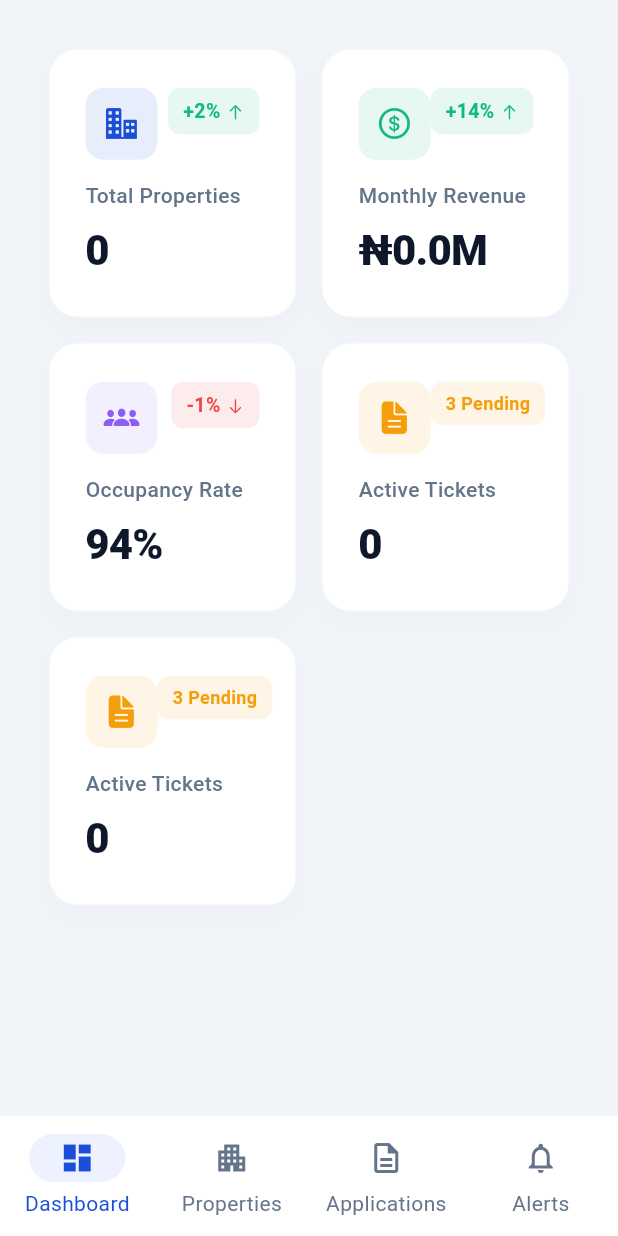
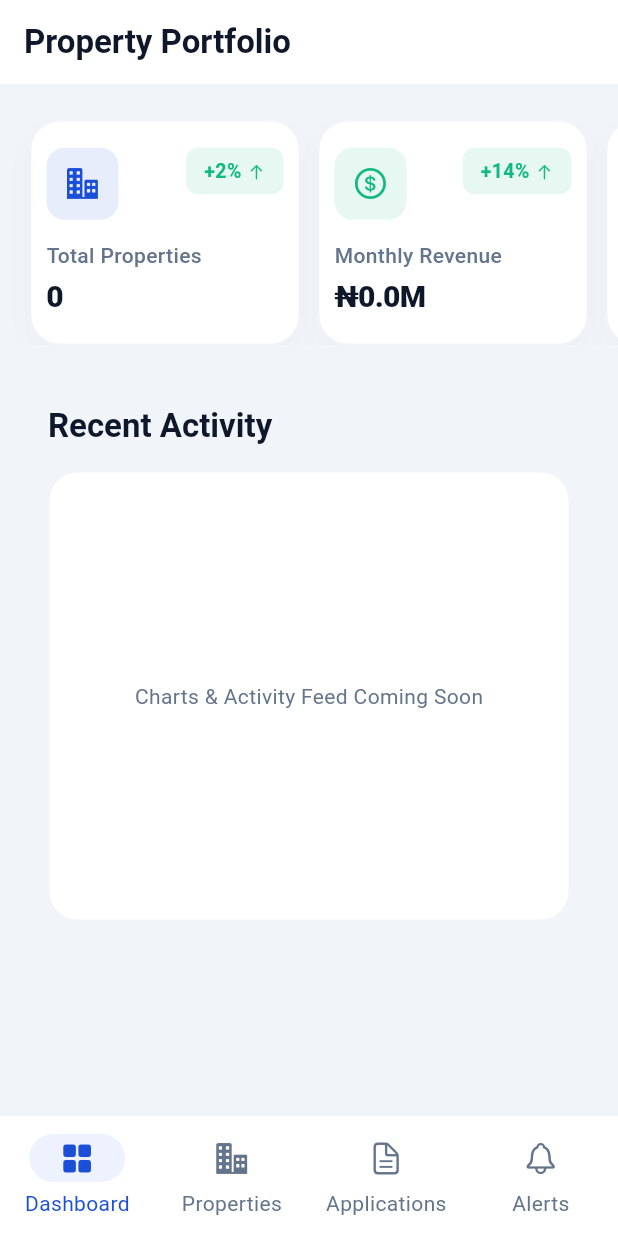
Before and after one commit to jerryfemi/property_management_app, a Flutter app: the AdminDashboardScreen screen opened by its route, on a phone screen of 412 x 824 dp. Run offline on Flutter 3.47's test engine with Material 3 defaults, Android fonts, the phone set to English and light mode, and no system bars; our stand-ins replace cached_network_image, cloud_firestore, device_preview, firebase_auth, firebase_core, firebase_storage and 13 more; missing offline and left inert: cupertino_native; accounts and stored records are empty.

Commit message:
little responsive fixes

```diff
--- a/lib/core/features/admin/ui/dashboard_screen.dart
+++ b/lib/core/features/admin/ui/dashboard_screen.dart
@@ -10,33 +10,101 @@ class AdminDashboardScreen extends ConsumerWidget {
   @override
   Widget build(BuildContext context, WidgetRef ref) {
     final appColors = context.appColors;
-
-    // Now the UI only watches one provider for all the stats!
     final stats = ref.watch(dashboardStatsProvider);
+    final isMobile = MediaQuery.of(context).size.width < 600;
 
     return Scaffold(
+      appBar: isMobile
+          ? AppBar(
+              title: Text(
+                'Property Portfolio',
+                style: Theme.of(
+                  context,
+                ).textTheme.titleLarge?.copyWith(fontWeight: .bold),
+              ),
+              centerTitle: false,
+            )
+          : null,
       backgroundColor: appColors.background,
       body: SingleChildScrollView(
-        padding: const EdgeInsets.all(32),
         child: Column(
           crossAxisAlignment: CrossAxisAlignment.start,
           children: [
-            GridView.builder(
+            const SizedBox(height: 24),
+
+            // --- Stats Section ---
+            if (isMobile)
+              // Horizontal Swiper for Mobile (More compact & no overflow)
+              SizedBox(
+                height: 150,
+                child: ListView.separated(
+                  scrollDirection: Axis.horizontal,
+                  padding: const EdgeInsets.symmetric(horizontal: 20),
+                  itemCount: stats.length,
+                  separatorBuilder: (context, index) =>
+                      const SizedBox(width: 12),
+                  itemBuilder: (context, index) => SizedBox(
+                    width: 180,
+                    child: AdminStatCard(model: stats[index]),
+                  ),
+                ),
+              )
+            else
+              // Adaptive Grid for Tablet/Desktop
+              Padding(
+                padding: const EdgeInsets.symmetric(horizontal: 32),
+                child: GridView.builder(
                   shrinkWrap: true,
                   physics: const NeverScrollableScrollPhysics(),
                   gridDelegate: const SliverGridDelegateWithMaxCrossAxisExtent(
                     maxCrossAxisExtent: 300,
-                crossAxisSpacing: 16,
-                mainAxisSpacing: 16,
+                    crossAxisSpacing: 20,
+                    mainAxisSpacing: 20,
                     mainAxisExtent: 180,
                   ),
                   itemCount: stats.length,
                   itemBuilder: (context, index) =>
                       AdminStatCard(model: stats[index]),
                 ),
+              ),
 
             const SizedBox(height: 40),
-            // More dashboard content can go here
+
+            // --- Placeholder for Charts/Tables ---
+            Padding(
+              padding: const EdgeInsets.symmetric(horizontal: 32),
+              child: Column(
+                crossAxisAlignment: CrossAxisAlignment.start,
+                children: [
+                  Text(
+                    'Recent Activity',
+                    style: Theme.of(context).textTheme.titleLarge?.copyWith(
+                      fontWeight: FontWeight.bold,
+                    ),
+                  ),
+                  const SizedBox(height: 16),
+                  Container(
+                    height: 300,
+                    width: double.infinity,
+                    decoration: BoxDecoration(
+                      color: appColors.surface,
+                      borderRadius: BorderRadius.circular(20),
+                      border: Border.all(
+                        color: appColors.border.withValues(alpha: 0.5),
+                      ),
+                    ),
+                    child: Center(
+                      child: Text(
+                        'Charts & Activity Feed Coming Soon',
+                        style: TextStyle(color: appColors.muted),
+                      ),
+                    ),
+                  ),
+                ],
+              ),
+            ),
+
+            const SizedBox(height: 32),
           ],
         ),
       ),
--- a/lib/core/features/admin/ui/widgets/admin_stat_card.dart
+++ b/lib/core/features/admin/ui/widgets/admin_stat_card.dart
@@ -13,8 +13,10 @@ class AdminStatCard extends StatelessWidget {
     final theme = Theme.of(context);
     final appColors = context.appColors;
 
+    final isMobile = MediaQuery.of(context).size.width < 600;
+
     return Container(
-      padding: const EdgeInsets.all(24),
+      padding: EdgeInsets.all(isMobile ? 10 : 24),
       decoration: BoxDecoration(
         color: appColors.surface,
         borderRadius: BorderRadius.circular(20),
@@ -29,7 +31,7 @@ class AdminStatCard extends StatelessWidget {
       ),
       child: Column(
         crossAxisAlignment: CrossAxisAlignment.start,
-        mainAxisAlignment: .center,
+        mainAxisAlignment: MainAxisAlignment.center,
         children: [
           Row(
             mainAxisAlignment: MainAxisAlignment.spaceBetween,
@@ -37,7 +39,7 @@ class AdminStatCard extends StatelessWidget {
             children: [
               // Icon Container
               Container(
-                padding: const EdgeInsets.all(12),
+                padding: EdgeInsets.all(12),
                 decoration: BoxDecoration(
                   color: model.color.withValues(alpha: 0.1),
                   borderRadius: BorderRadius.circular(12),
@@ -64,13 +66,13 @@ class AdminStatCard extends StatelessWidget {
               fontWeight: FontWeight.w500,
             ),
           ),
-          const SizedBox(height: 8),
+          SizedBox(height: isMobile ? 4 : 8),
           // Statistics Value
           Text(
             model.value,
             style: theme.textTheme.headlineSmall?.copyWith(
               fontWeight: FontWeight.w900,
-              fontSize: 28,
+              fontSize: isMobile ? 20 : 28,
               letterSpacing: -0.5,
               color: theme.textTheme.bodyLarge?.color,
             ),
@@ -92,8 +94,9 @@ class _TrendBadge extends StatelessWidget {
     final color = isPositive
         ? Theme.of(context).colorScheme.secondary
         : Theme.of(context).colorScheme.error;
+
     return Container(
-      padding: const EdgeInsets.symmetric(horizontal: 10, vertical: 6),
+      padding: EdgeInsets.symmetric(horizontal: 12, vertical: 6),
       decoration: BoxDecoration(
         color: color.withValues(alpha: 0.1),
         borderRadius: BorderRadius.circular(8),
@@ -130,7 +133,7 @@ class _StatusBadge extends StatelessWidget {
   @override
   Widget build(BuildContext context) {
     return Container(
-      padding: const EdgeInsets.symmetric(horizontal: 10, vertical: 6),
+      padding: EdgeInsets.symmetric(horizontal: 12, vertical: 6),
       decoration: BoxDecoration(
         color: color.withValues(alpha: 0.1),
         borderRadius: BorderRadius.circular(8),
--- a/lib/navigation/admin_shell.dart
+++ b/lib/navigation/admin_shell.dart
@@ -80,30 +80,30 @@ class AdminShell extends ConsumerWidget {
       },
       destinations: [
         const NavigationDestination(
-          icon: Icon(Icons.dashboard_outlined),
-          selectedIcon: Icon(Icons.dashboard),
+          icon: Icon(CupertinoIcons.square_grid_2x2),
+          selectedIcon: Icon(CupertinoIcons.square_grid_2x2_fill),
           label: 'Dashboard',
         ),
         const NavigationDestination(
-          icon: Icon(Icons.apartment_outlined),
-          selectedIcon: Icon(Icons.apartment),
+          icon: Icon(CupertinoIcons.building_2_fill),
+          selectedIcon: Icon(CupertinoIcons.building_2_fill),
           label: 'Properties',
         ),
         const NavigationDestination(
-          icon: Icon(Icons.description_outlined),
-          selectedIcon: Icon(Icons.description),
+          icon: Icon(CupertinoIcons.doc_text),
+          selectedIcon: Icon(CupertinoIcons.doc_text_fill),
           label: 'Applications',
         ),
         NavigationDestination(
           icon: Badge(
             isLabelVisible: unreadCount > 0,
             label: Text('$unreadCount'),
-            child: const Icon(Icons.notifications_outlined),
+            child: const Icon(CupertinoIcons.bell),
           ),
           selectedIcon: Badge(
             isLabelVisible: unreadCount > 0,
             label: Text('$unreadCount'),
-            child: const Icon(Icons.notifications),
+            child: const Icon(CupertinoIcons.bell_fill),
           ),
           label: 'Alerts',
         ),
```
Lines whose indentation alone changed are shown as unchanged.
